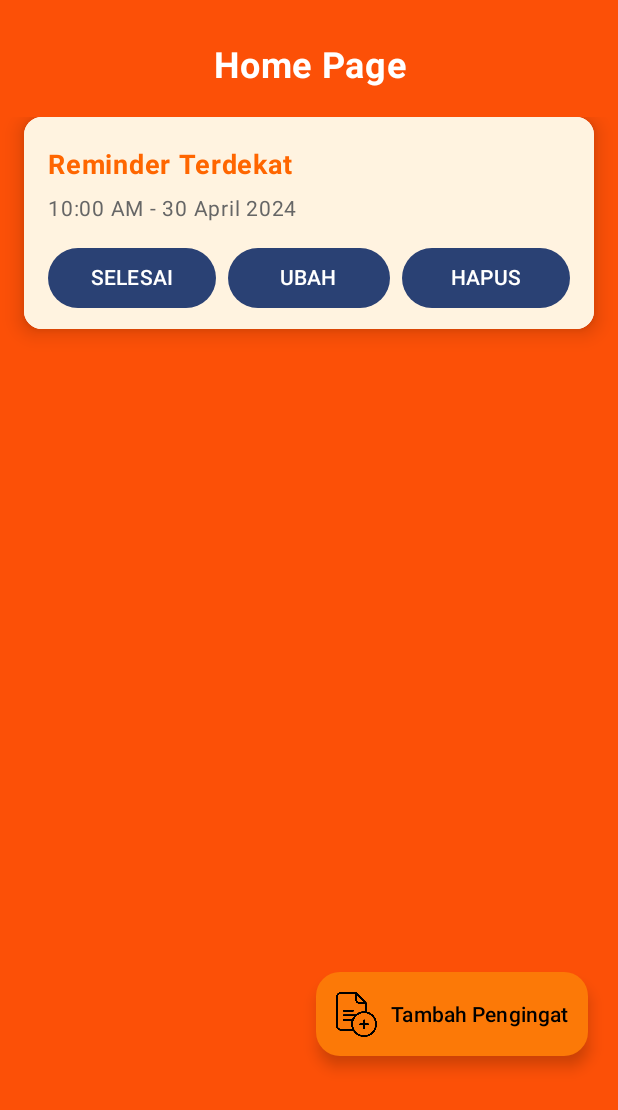
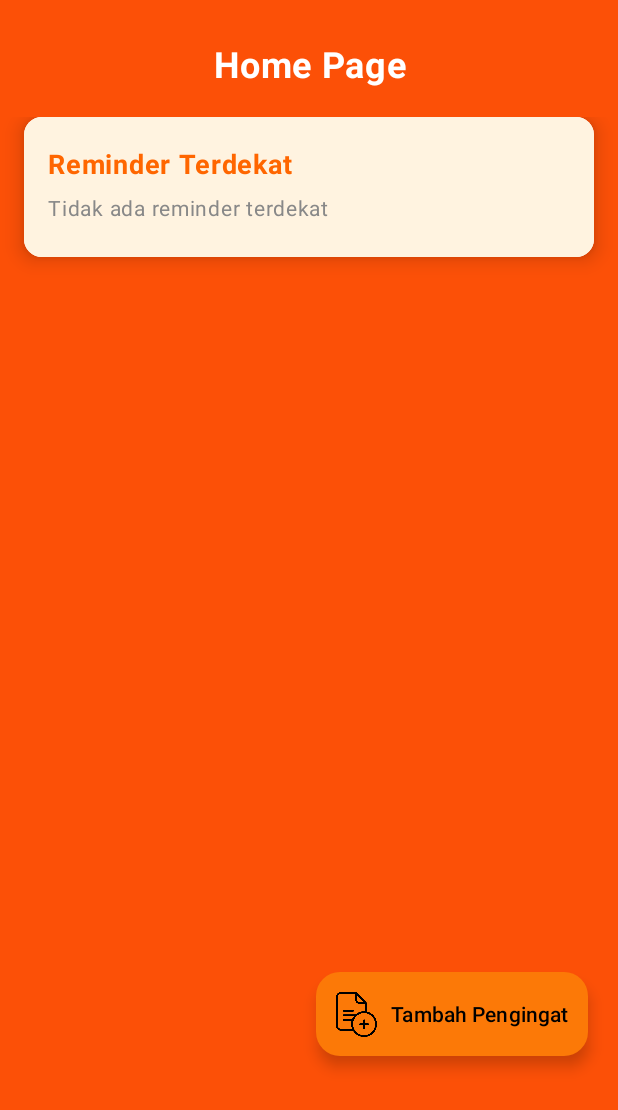
Before and after one commit to Nicholandn22/MedicineReminderNew, an Android app built with Jetpack Compose: the HomeScreen screen opened through its navigation route, on a phone screen of 412 x 824 dp. Shown: the top 1110 px of the screen. Run offline under Robolectric (Android 15) with nearby library versions, the phone set to English and light mode, and no system bars; our stand-ins replace Room's generated code.

Commit message:
benerin reminder terdekat di home screen

```diff
--- a/app/src/main/java/com/example/medicineremindernew/ui/ui/screen/HomeScreen.kt
+++ b/app/src/main/java/com/example/medicineremindernew/ui/ui/screen/HomeScreen.kt
@@ -64,6 +64,11 @@ fun HomeScreen(navController: NavController, reminderViewModel: ReminderViewMode
 // GANTI 'viewModel.reminde' DENGAN 'reminderViewModel.reminderList'
     val reminders by reminderViewModel.reminderList.collectAsState()
 
+    val reminderTerdekat = reminders
+        .sortedWith(compareBy({ it.tanggal }, { it.waktu }))
+        .firstOrNull()
+
+
 
     Box(
         modifier = Modifier
@@ -126,44 +131,49 @@ fun HomeScreen(navController: NavController, reminderViewModel: ReminderViewMode
                             modifier = Modifier.padding(top = 10.dp)
                         )
 
+                        if (reminderTerdekat != null) {
                             Text(
-                            text = "10:00 AM - 30 April 2024", // TODO: Ganti ke reminder paling awal
+                                text = "${reminderTerdekat.waktu} - ${reminderTerdekat.tanggal}",
                                 color = Color(0xFF666666),
                                 fontSize = 14.sp,
                                 modifier = Modifier.padding(top = 5.dp, bottom = 10.dp)
                             )
+                        } else {
+                            Text(
+                                text = "Tidak ada reminder terdekat",
+                                color = Color.Gray,
+                                fontSize = 14.sp,
+                                modifier = Modifier.padding(top = 5.dp, bottom = 10.dp)
+                            )
+                        }
+
 
                         Row(
                             horizontalArrangement = Arrangement.SpaceEvenly,
                             verticalAlignment = Alignment.CenterVertically,
                             modifier = Modifier.fillMaxWidth()
                         ) {
-                            Button(
-                                onClick = { /* TODO: aksi selesai */ },
-                                modifier = Modifier
-                                    .weight(1f)
-                                    .padding(end = 4.dp)
-                            ) {
-                                Text("SELESAI")
+                            if (reminderTerdekat != null) {
+                                Button(onClick = {
+                                    reminderViewModel.delete(reminderTerdekat)
+                                }) {
+                                    Text("HAPUS")
                                 }
 
-                            Button(
-                                onClick = { /* TODO: aksi ubah */ },
-                                modifier = Modifier
-                                    .weight(1f)
-                                    .padding(horizontal = 4.dp)
-                            ) {
+                                Button(onClick = {
+                                    navController.navigate("detail_reminder/${reminderTerdekat.id}")
+                                }) {
                                     Text("UBAH")
                                 }
 
-                            Button(
-                                onClick = { /* TODO: aksi hapus */ },
-                                modifier = Modifier
-                                    .weight(1f)
-                                    .padding(start = 4.dp)
-                            ) {
-                                Text("HAPUS")
+                                Button(onClick = {
+                                    // Tambahkan aksi "SELESAI", misal menghapus atau memberi status
+                                    reminderViewModel.delete(reminderTerdekat)
+                                }) {
+                                    Text("SELESAI")
                                 }
+                            }
+
                         }
                     }
                 }
```
Also changed, not shown: app/src/main/java/com/example/medicineremindernew/ui/ui/screen/AddLansia.kt (+7 -7 lines). Lines whose indentation alone changed are shown as unchanged.
